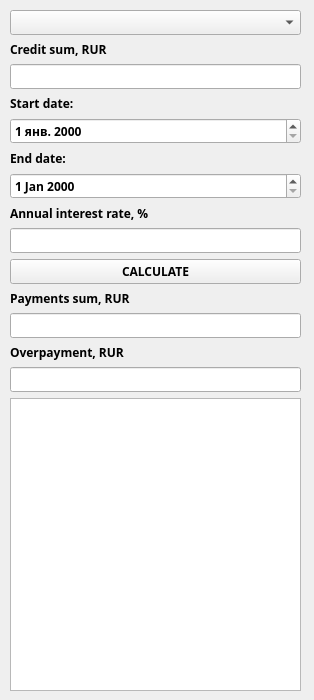
Before: the Qt Designer form src/credit.ui in antinlay/CPP3_SmartCalc_v2.0-1, drawn with Qt 5.
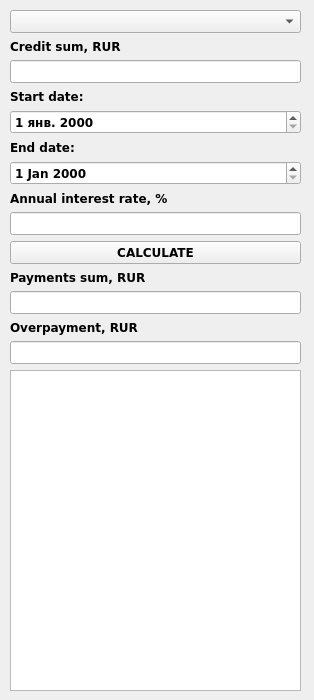
After: the same form once the commit is applied. Icons and pictures are not drawn.

The edit to the form file:
```diff
--- a/src/credit.ui
+++ b/src/credit.ui
@@ -51,7 +51,7 @@
    </property>
    <property name="font">
     <font>
-     <family>Arial Black</family>
+     <family>Verdana</family>
      <bold>true</bold>
     </font>
    </property>
@@ -60,7 +60,7 @@
      <widget class="QComboBox" name="caseCredit">
       <property name="font">
        <font>
-        <family>Arial Black</family>
+        <family>Verdana</family>
         <bold>true</bold>
        </font>
       </property>
@@ -70,7 +70,7 @@
      <widget class="QLabel" name="labelSumm">
       <property name="font">
        <font>
-        <family>Arial Black</family>
+        <family>Verdana</family>
         <bold>true</bold>
        </font>
       </property>
@@ -86,7 +86,7 @@
       </property>
       <property name="font">
        <font>
-        <family>Arial Black</family>
+        <family>Verdana</family>
         <bold>true</bold>
        </font>
       </property>
@@ -117,7 +117,7 @@
      <widget class="QLabel" name="labelStartDate">
       <property name="font">
        <font>
-        <family>Arial Black</family>
+        <family>Verdana</family>
         <bold>true</bold>
        </font>
       </property>
@@ -137,7 +137,7 @@
      <widget class="QLabel" name="labelEndDate">
       <property name="font">
        <font>
-        <family>Arial Black</family>
+        <family>Verdana</family>
         <bold>true</bold>
        </font>
       </property>
@@ -153,7 +153,7 @@
      <widget class="QLabel" name="labelPercent">
       <property name="font">
        <font>
-        <family>Arial Black</family>
+        <family>Verdana</family>
         <bold>true</bold>
        </font>
       </property>
@@ -166,7 +166,7 @@
      <widget class="QLineEdit" name="percent">
       <property name="font">
        <font>
-        <family>Arial Black</family>
+        <family>Verdana</family>
         <bold>true</bold>
        </font>
       </property>
@@ -176,7 +176,7 @@
      <widget class="QPushButton" name="calculate">
       <property name="font">
        <font>
-        <family>Arial Black</family>
+        <family>Verdana</family>
         <bold>true</bold>
        </font>
       </property>
@@ -189,7 +189,7 @@
      <widget class="QLabel" name="labelPayment">
       <property name="font">
        <font>
-        <family>Arial Black</family>
+        <family>Verdana</family>
         <bold>true</bold>
        </font>
       </property>
@@ -202,7 +202,7 @@
      <widget class="QLineEdit" name="payment">
       <property name="font">
        <font>
-        <family>Arial Black</family>
+        <family>Verdana</family>
         <bold>true</bold>
        </font>
       </property>
@@ -215,7 +215,7 @@
      <widget class="QLabel" name="labelOverpayment">
       <property name="font">
        <font>
-        <family>Arial Black</family>
+        <family>Verdana</family>
         <bold>true</bold>
        </font>
       </property>
@@ -228,7 +228,7 @@
      <widget class="QLineEdit" name="overpayment">
       <property name="font">
        <font>
-        <family>Arial Black</family>
+        <family>Verdana</family>
         <bold>true</bold>
        </font>
       </property>
@@ -247,7 +247,7 @@
       </property>
       <property name="font">
        <font>
-        <family>Arial Black</family>
+        <family>Verdana</family>
         <bold>true</bold>
        </font>
       </property>
```
